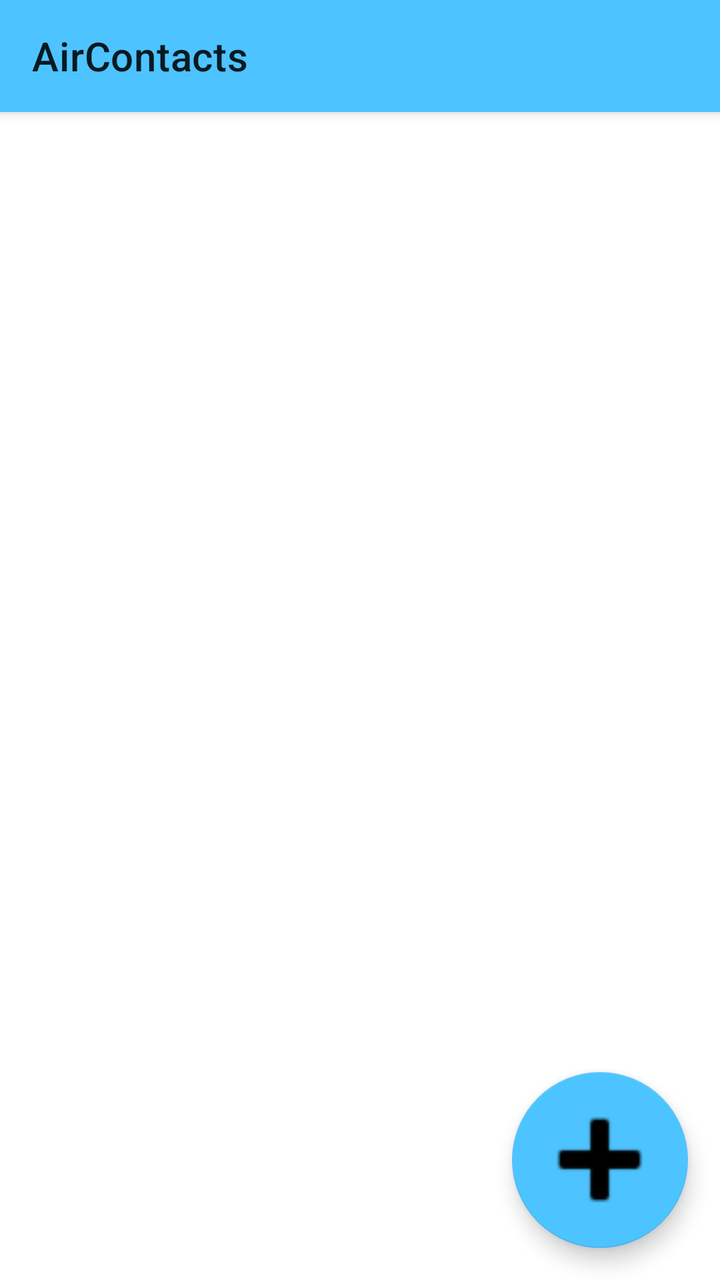
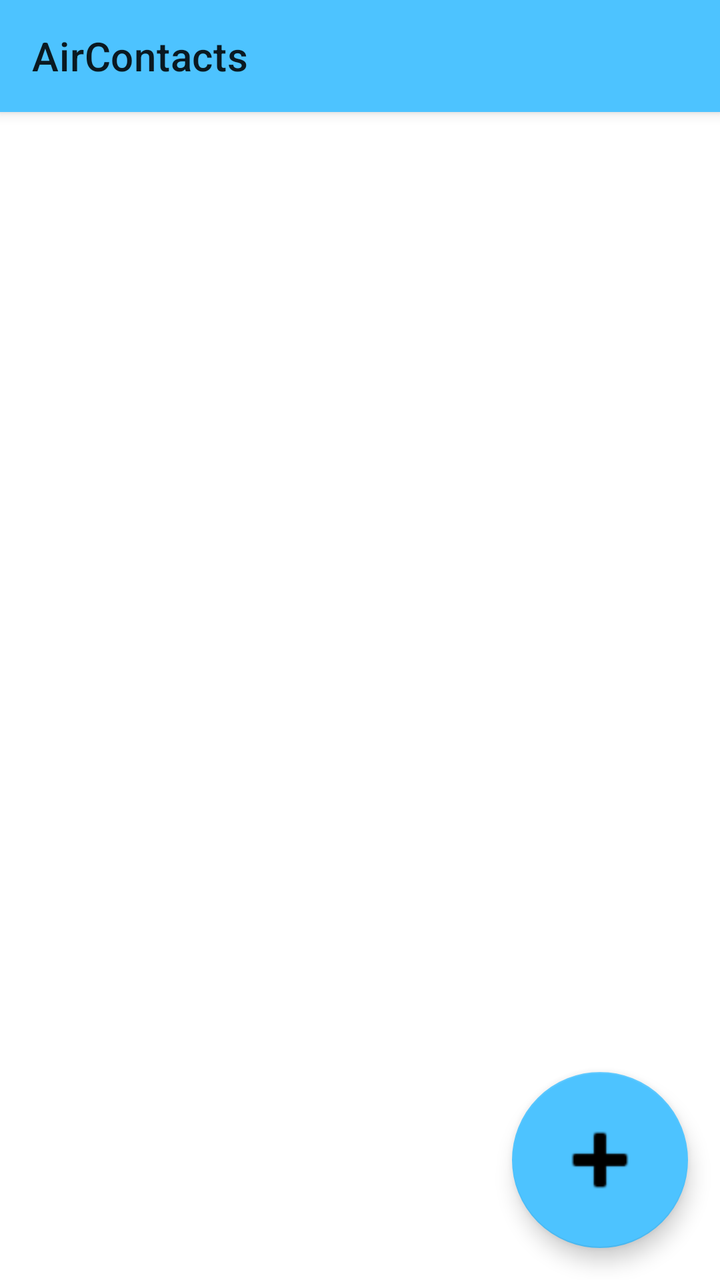

Compare the two renders of this Android layout. The source of the first and the diff that turns it into the second are given below.
<!-- AndroidManifest.xml: application theme Theme.AliPafContacts -->
<!-- res/layout/activity_main.xml -->
<?xml version="1.0" encoding="utf-8"?>
<androidx.coordinatorlayout.widget.CoordinatorLayout xmlns:android="http://schemas.android.com/apk/res/android"
    xmlns:app="http://schemas.android.com/apk/res-auto"
    android:layout_width="match_parent"
    android:layout_height="match_parent"
    android:backgroundTint="#b3e6ff">

    <com.google.android.material.appbar.AppBarLayout
        android:layout_width="match_parent"
        android:layout_height="wrap_content">

        <androidx.appcompat.widget.Toolbar
            android:id="@+id/toolbar"
            android:layout_width="match_parent"
            android:layout_height="match_parent"
            app:title="@string/main_title" />

    </com.google.android.material.appbar.AppBarLayout>

    <TextView
        android:id="@+id/tv_empty"
        android:layout_width="wrap_content"
        android:layout_height="wrap_content"
        android:layout_gravity="center"
        android:gravity="center"
        android:text="@string/main_no_accounts"
        android:visibility="gone" />

    <androidx.recyclerview.widget.RecyclerView
        android:id="@+id/recycler_view"
        android:layout_width="match_parent"
        android:layout_height="match_parent"
        android:clipToPadding="false"
        android:padding="8dp"
        app:layout_behavior="@string/appbar_scrolling_view_behavior" />

    <com.google.android.material.floatingactionbutton.FloatingActionButton
        android:id="@+id/fab_add_account"
        android:layout_width="88dp"
        android:layout_height="88dp"
        android:layout_gravity="bottom|end"
        android:layout_margin="16dp"
        android:adjustViewBounds="false"
        android:contentDescription="@string/main_add_account"
        android:scaleType="center"
        android:src="@android:drawable/ic_input_add"
        app:backgroundTint="#4dc3ff"
        app:fabCustomSize="88dp"
        app:maxImageSize="75dp" />

</androidx.coordinatorlayout.widget.CoordinatorLayout>
<!-- resources referenced by this layout -->
<resources>
  <string name="main_add_account">Add syncing account</string>
  <string name="main_no_accounts">No accounts yet.\nTap + to add the syncing account.</string>
  <string name="main_title">AirContacts</string>
  <style name="Theme.AliPafContacts" parent="Theme.MaterialComponents.DayNight.NoActionBar">
          <item name="colorPrimary">@color/nextcloud_blue</item>
          <item name="colorPrimaryVariant">@color/nextcloud_blue_dark</item>
          <item name="colorOnPrimary">@android:color/white</item>
      </style>
  <color name="nextcloud_blue">#4dc3ff</color>
  <color name="nextcloud_blue_dark">#0099e6</color>
</resources>

<!-- the commit's change to res/layout/activity_main.xml (unified diff, before → after) -->
@@ -46,6 +46,6 @@
         android:src="@android:drawable/ic_input_add"
         app:backgroundTint="#4dc3ff"
         app:fabCustomSize="88dp"
-        app:maxImageSize="75dp" />
+        app:maxImageSize="50dp" />
 
 </androidx.coordinatorlayout.widget.CoordinatorLayout>
